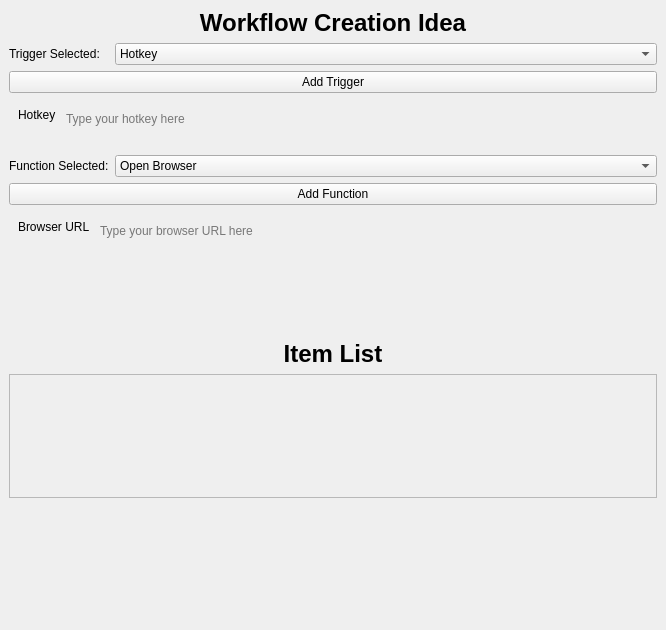
Before: the Qt Designer form Demo2/functionCreator/WorkflowMaker.ui in k-awn/AutoApp, drawn with Qt 5.
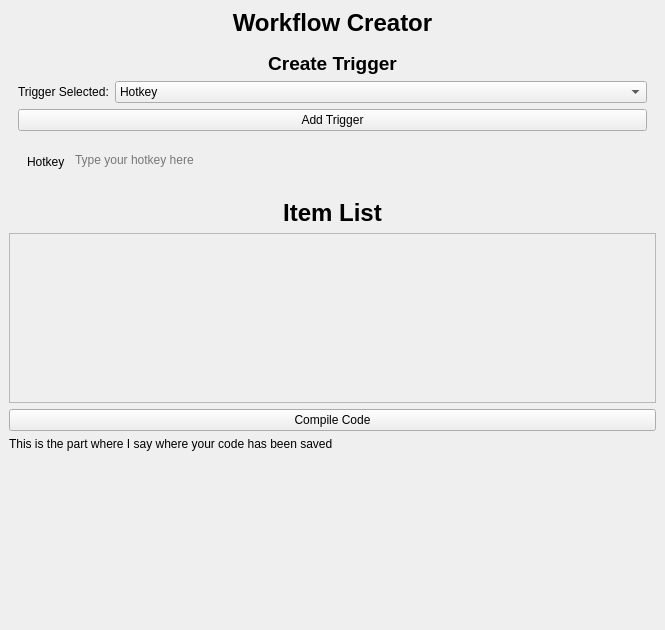
After: the same form once the commit is applied. The open tabs and pages were chosen to show the change.

```diff
--- a/Demo2/functionCreator/WorkflowMaker.ui
+++ b/Demo2/functionCreator/WorkflowMaker.ui
@@ -6,7 +6,7 @@
    <rect>
     <x>0</x>
     <y>0</y>
-    <width>666</width>
+    <width>665</width>
     <height>630</height>
    </rect>
   </property>
@@ -15,21 +15,165 @@
   </property>
   <widget class="QWidget" name="centralwidget">
    <layout class="QGridLayout" name="gridLayout">
-    <item row="4" column="0">
-     <widget class="QLabel" name="label_4">
+    <item row="1" column="0" colspan="2">
+     <widget class="QStackedWidget" name="stackedWidget">
+      <property name="maximumSize">
+       <size>
+        <width>16777215</width>
+        <height>150</height>
+       </size>
+      </property>
+      <property name="currentIndex">
+       <number>1</number>
+      </property>
+      <widget class="QWidget" name="page_2">
+       <layout class="QGridLayout" name="gridLayout_3">
+        <item row="1" column="0">
+         <widget class="QLabel" name="label">
       <property name="text">
-       <string>Function Selected:</string>
+           <string>Trigger Selected:</string>
       </property>
      </widget>
     </item>
-    <item row="7" column="0" colspan="2">
-     <widget class="QLabel" name="label_2">
+        <item row="3" column="0" colspan="2">
+         <widget class="QPushButton" name="pushButton">
       <property name="text">
-       <string>&lt;html&gt;&lt;head/&gt;&lt;body&gt;&lt;p align=&quot;center&quot;&gt;&lt;span style=&quot; font-size:18pt; font-weight:700;&quot;&gt;Item List&lt;/span&gt;&lt;/p&gt;&lt;/body&gt;&lt;/html&gt;</string>
+           <string>Add Trigger</string>
       </property>
      </widget>
     </item>
-    <item row="4" column="1">
+        <item row="1" column="1">
+         <widget class="QComboBox" name="triggerDropDown">
+          <property name="sizePolicy">
+           <sizepolicy hsizetype="Expanding" vsizetype="Fixed">
+            <horstretch>0</horstretch>
+            <verstretch>0</verstretch>
+           </sizepolicy>
+          </property>
+          <item>
+           <property name="text">
+            <string>Hotkey</string>
+           </property>
+          </item>
+          <item>
+           <property name="text">
+            <string>Set interval</string>
+           </property>
+          </item>
+         </widget>
+        </item>
+        <item row="4" column="0" colspan="2">
+         <widget class="QStackedWidget" name="trigSettings">
+          <property name="sizePolicy">
+           <sizepolicy hsizetype="Preferred" vsizetype="Minimum">
+            <horstretch>0</horstretch>
+            <verstretch>0</verstretch>
+           </sizepolicy>
+          </property>
+          <property name="minimumSize">
+           <size>
+            <width>200</width>
+            <height>50</height>
+           </size>
+          </property>
+          <property name="maximumSize">
+           <size>
+            <width>16777215</width>
+            <height>50</height>
+           </size>
+          </property>
+          <property name="currentIndex">
+           <number>0</number>
+          </property>
+          <widget class="QWidget" name="hotkeySettings">
+           <property name="maximumSize">
+            <size>
+             <width>16777215</width>
+             <height>50</height>
+            </size>
+           </property>
+           <layout class="QGridLayout" name="gridLayout_2">
+            <property name="topMargin">
+             <number>9</number>
+            </property>
+            <item row="0" column="1">
+             <widget class="QTextEdit" name="textEdit">
+              <property name="sizePolicy">
+               <sizepolicy hsizetype="Expanding" vsizetype="Minimum">
+                <horstretch>0</horstretch>
+                <verstretch>0</verstretch>
+               </sizepolicy>
+              </property>
+              <property name="minimumSize">
+               <size>
+                <width>0</width>
+                <height>0</height>
+               </size>
+              </property>
+              <property name="maximumSize">
+               <size>
+                <width>16777215</width>
+                <height>25</height>
+               </size>
+              </property>
+              <property name="styleSheet">
+               <string notr="true">border:none; background:transparent</string>
+              </property>
+              <property name="placeholderText">
+               <string>Type your hotkey here</string>
+              </property>
+             </widget>
+            </item>
+            <item row="0" column="0">
+             <widget class="QLabel" name="label_5">
+              <property name="text">
+               <string>Hotkey</string>
+              </property>
+             </widget>
+            </item>
+           </layout>
+          </widget>
+          <widget class="QWidget" name="intervalSettings">
+           <layout class="QGridLayout" name="gridLayout_4">
+            <item row="0" column="0" alignment="Qt::AlignmentFlag::AlignTop">
+             <widget class="QLabel" name="label_6">
+              <property name="text">
+               <string>Interval:</string>
+              </property>
+             </widget>
+            </item>
+            <item row="0" column="1" alignment="Qt::AlignmentFlag::AlignTop">
+             <widget class="QTextEdit" name="textEdit_2">
+              <property name="maximumSize">
+               <size>
+                <width>16777215</width>
+                <height>25</height>
+               </size>
+              </property>
+              <property name="styleSheet">
+               <string notr="true">border:none; background:transparent</string>
+              </property>
+              <property name="placeholderText">
+               <string>Write your interval here</string>
+              </property>
+             </widget>
+            </item>
+           </layout>
+          </widget>
+         </widget>
+        </item>
+        <item row="0" column="0" colspan="2">
+         <widget class="QLabel" name="label_9">
+          <property name="text">
+           <string>&lt;html&gt;&lt;head/&gt;&lt;body&gt;&lt;p align=&quot;center&quot;&gt;&lt;span style=&quot; font-size:14pt; font-weight:700;&quot;&gt;Create Trigger&lt;/span&gt;&lt;/p&gt;&lt;/body&gt;&lt;/html&gt;</string>
+          </property>
+         </widget>
+        </item>
+       </layout>
+      </widget>
+      <widget class="QWidget" name="page_3">
+       <layout class="QGridLayout" name="gridLayout_10">
+        <item row="1" column="1" alignment="Qt::AlignmentFlag::AlignVCenter">
      <widget class="QComboBox" name="functionDropDown">
       <property name="sizePolicy">
        <sizepolicy hsizetype="Expanding" vsizetype="Fixed">
@@ -64,68 +208,27 @@
       </item>
      </widget>
     </item>
-    <item row="2" column="0" colspan="2">
-     <widget class="QPushButton" name="pushButton">
-      <property name="text">
-       <string>Add Trigger</string>
-      </property>
-     </widget>
-    </item>
-    <item row="5" column="0" colspan="2">
-     <widget class="QPushButton" name="pushButton_2">
-      <property name="text">
-       <string>Add Function</string>
-      </property>
-     </widget>
-    </item>
-    <item row="13" column="0">
-     <spacer name="verticalSpacer">
-      <property name="orientation">
-       <enum>Qt::Orientation::Vertical</enum>
-      </property>
-      <property name="sizeHint" stdset="0">
-       <size>
-        <width>20</width>
-        <height>40</height>
-       </size>
-      </property>
-     </spacer>
-    </item>
-    <item row="1" column="1">
-     <widget class="QComboBox" name="triggerDropDown">
-      <property name="sizePolicy">
-       <sizepolicy hsizetype="Expanding" vsizetype="Fixed">
-        <horstretch>0</horstretch>
-        <verstretch>0</verstretch>
-       </sizepolicy>
-      </property>
-      <item>
-       <property name="text">
-        <string>Hotkey</string>
-       </property>
-      </item>
-      <item>
-       <property name="text">
-        <string>Set interval</string>
-       </property>
-      </item>
-     </widget>
-    </item>
-    <item row="6" column="0" colspan="2">
+        <item row="3" column="0" colspan="2">
      <widget class="QStackedWidget" name="funcSettings">
+          <property name="maximumSize">
+           <size>
+            <width>16777215</width>
+            <height>50</height>
+           </size>
+          </property>
       <property name="currentIndex">
        <number>0</number>
       </property>
       <widget class="QWidget" name="openBrowserSettings">
        <layout class="QGridLayout" name="gridLayout_5">
-        <item row="0" column="0" alignment="Qt::AlignmentFlag::AlignTop">
+            <item row="0" column="0" alignment="Qt::AlignmentFlag::AlignVCenter">
          <widget class="QLabel" name="label_7">
           <property name="text">
            <string>Browser URL</string>
           </property>
          </widget>
         </item>
-        <item row="0" column="1" alignment="Qt::AlignmentFlag::AlignTop">
+            <item row="0" column="1">
          <widget class="QTextEdit" name="textEdit_3">
           <property name="maximumSize">
            <size>
@@ -328,21 +431,32 @@
       </widget>
      </widget>
     </item>
-    <item row="0" column="0" colspan="2">
-     <widget class="QLabel" name="label_3">
+        <item row="2" column="0" colspan="2" alignment="Qt::AlignmentFlag::AlignTop">
+         <widget class="QPushButton" name="pushButton_2">
       <property name="text">
-       <string>&lt;html&gt;&lt;head/&gt;&lt;body&gt;&lt;p align=&quot;center&quot;&gt;&lt;span style=&quot; font-size:18pt; font-weight:700;&quot;&gt;Workflow Creation Idea&lt;/span&gt;&lt;/p&gt;&lt;/body&gt;&lt;/html&gt;</string>
+           <string>Add Function</string>
       </property>
      </widget>
     </item>
     <item row="1" column="0">
-     <widget class="QLabel" name="label">
+         <widget class="QLabel" name="label_4">
       <property name="text">
-       <string>Trigger Selected:</string>
+           <string>Function Selected:</string>
       </property>
      </widget>
     </item>
-    <item row="13" column="1">
+        <item row="0" column="0" colspan="2">
+         <widget class="QLabel" name="label_10">
+          <property name="text">
+           <string>&lt;html&gt;&lt;head/&gt;&lt;body&gt;&lt;p align=&quot;center&quot;&gt;&lt;span style=&quot; font-size:14pt; font-weight:700;&quot;&gt;Create Function&lt;/span&gt;&lt;/p&gt;&lt;/body&gt;&lt;/html&gt;</string>
+          </property>
+         </widget>
+        </item>
+       </layout>
+      </widget>
+     </widget>
+    </item>
+    <item row="9" column="1">
      <spacer name="verticalSpacer_2">
       <property name="orientation">
        <enum>Qt::Orientation::Vertical</enum>
@@ -355,7 +469,28 @@
       </property>
      </spacer>
     </item>
-    <item row="8" column="0" colspan="2">
+    <item row="4" column="0" colspan="2">
+     <widget class="QPushButton" name="pushButton_3">
+      <property name="text">
+       <string>Compile Code</string>
+      </property>
+     </widget>
+    </item>
+    <item row="2" column="0" colspan="2">
+     <widget class="QLabel" name="label_2">
+      <property name="text">
+       <string>&lt;html&gt;&lt;head/&gt;&lt;body&gt;&lt;p align=&quot;center&quot;&gt;&lt;span style=&quot; font-size:18pt; font-weight:700;&quot;&gt;Item List&lt;/span&gt;&lt;/p&gt;&lt;/body&gt;&lt;/html&gt;</string>
+      </property>
+     </widget>
+    </item>
+    <item row="0" column="0" colspan="2">
+     <widget class="QLabel" name="label_3">
+      <property name="text">
+       <string>&lt;html&gt;&lt;head/&gt;&lt;body&gt;&lt;p align=&quot;center&quot;&gt;&lt;span style=&quot; font-size:18pt; font-weight:700;&quot;&gt;Workflow Creator&lt;/span&gt;&lt;/p&gt;&lt;/body&gt;&lt;/html&gt;</string>
+      </property>
+     </widget>
+    </item>
+    <item row="3" column="0" colspan="2">
      <widget class="QScrollArea" name="scrollArea">
       <property name="widgetResizable">
        <bool>true</bool>
@@ -365,8 +500,8 @@
         <rect>
          <x>0</x>
          <y>0</y>
-         <width>646</width>
-         <height>116</height>
+         <width>645</width>
+         <height>159</height>
         </rect>
        </property>
        <layout class="QVBoxLayout" name="verticalLayout">
@@ -391,104 +526,24 @@
       </widget>
      </widget>
     </item>
-    <item row="3" column="0" colspan="2">
-     <widget class="QStackedWidget" name="trigSettings">
-      <property name="sizePolicy">
-       <sizepolicy hsizetype="Preferred" vsizetype="Minimum">
-        <horstretch>0</horstretch>
-        <verstretch>0</verstretch>
-       </sizepolicy>
+    <item row="9" column="0">
+     <spacer name="verticalSpacer">
+      <property name="orientation">
+       <enum>Qt::Orientation::Vertical</enum>
       </property>
-      <property name="minimumSize">
+      <property name="sizeHint" stdset="0">
        <size>
-        <width>200</width>
-        <height>50</height>
+        <width>20</width>
+        <height>40</height>
        </size>
       </property>
-      <property name="maximumSize">
-       <size>
-        <width>16777215</width>
-        <height>50</height>
-       </size>
-      </property>
-      <property name="currentIndex">
-       <number>0</number>
-      </property>
-      <widget class="QWidget" name="hotkeySettings">
-       <property name="maximumSize">
-        <size>
-         <width>16777215</width>
-         <height>50</height>
-        </size>
-       </property>
-       <layout class="QGridLayout" name="gridLayout_2">
-        <property name="topMargin">
-         <number>9</number>
-        </property>
-        <item row="0" column="1" alignment="Qt::AlignmentFlag::AlignTop">
-         <widget class="QTextEdit" name="textEdit">
-          <property name="sizePolicy">
-           <sizepolicy hsizetype="Expanding" vsizetype="Minimum">
-            <horstretch>0</horstretch>
-            <verstretch>0</verstretch>
-           </sizepolicy>
-          </property>
-          <property name="minimumSize">
-           <size>
-            <width>0</width>
-            <height>0</height>
-           </size>
-          </property>
-          <property name="maximumSize">
-           <size>
-            <width>16777215</width>
-            <height>25</height>
-           </size>
-          </property>
-          <property name="styleSheet">
-           <string notr="true">border:none; background:transparent</string>
-          </property>
-          <property name="placeholderText">
-           <string>Type your hotkey here</string>
-          </property>
-         </widget>
-        </item>
-        <item row="0" column="0" alignment="Qt::AlignmentFlag::AlignTop">
-         <widget class="QLabel" name="label_5">
+     </spacer>
+    </item>
+    <item row="5" column="0" colspan="2">
+     <widget class="QLabel" name="label_11">
           <property name="text">
-           <string>Hotkey</string>
-          </property>
-         </widget>
-        </item>
-       </layout>
-      </widget>
-      <widget class="QWidget" name="intervalSettings">
-       <layout class="QGridLayout" name="gridLayout_4">
-        <item row="0" column="0" alignment="Qt::AlignmentFlag::AlignTop">
-         <widget class="QLabel" name="label_6">
-          <property name="text">
-           <string>Interval:</string>
-          </property>
-         </widget>
-        </item>
-        <item row="0" column="1" alignment="Qt::AlignmentFlag::AlignTop">
-         <widget class="QTextEdit" name="textEdit_2">
-          <property name="maximumSize">
-           <size>
-            <width>16777215</width>
-            <height>25</height>
-           </size>
-          </property>
-          <property name="styleSheet">
-           <string notr="true">border:none; background:transparent</string>
-          </property>
-          <property name="placeholderText">
-           <string>Write your interval here</string>
-          </property>
-         </widget>
-        </item>
-       </layout>
-      </widget>
+       <string>This is the part where I say where your code has been saved</string>
+      </property>
      </widget>
     </item>
    </layout>
```
Lines whose indentation alone changed are shown as unchanged.
